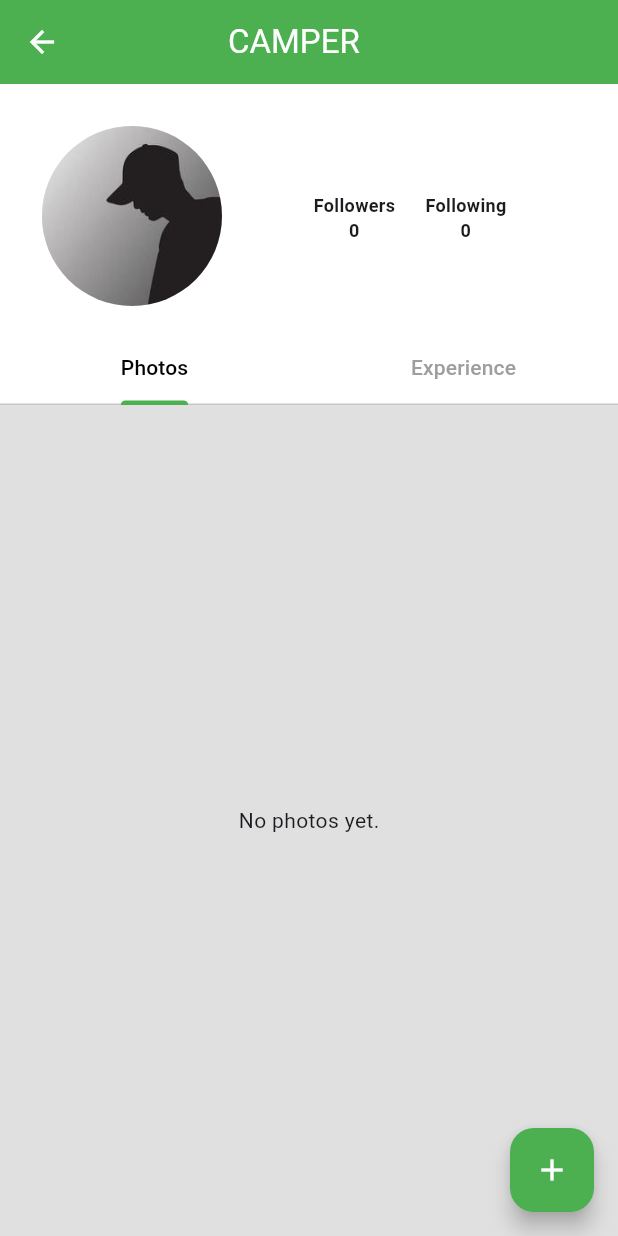
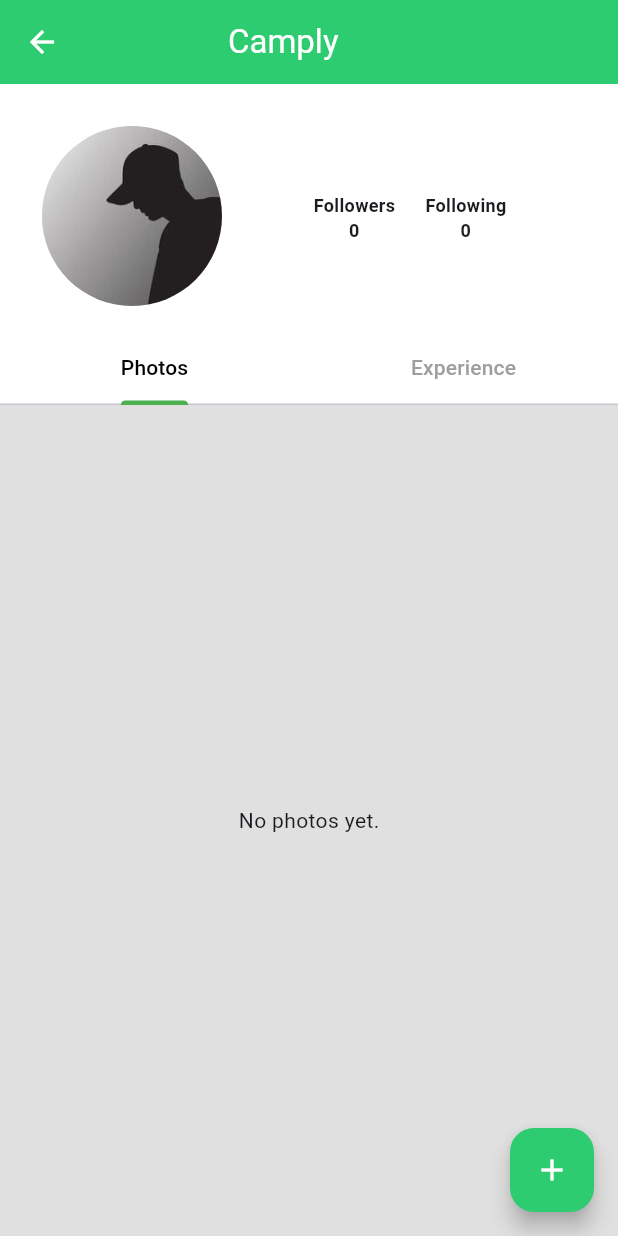
Before and after one commit to venuraka/Camply, a Flutter app: the UserProfile screen opened by its route, on a phone screen of 412 x 824 dp. Run offline on Flutter 3.47's test engine with Material 3 defaults, Android fonts, the phone set to English and light mode, and no system bars; our stand-ins replace cached_network_image, cloud_firestore, firebase_auth, firebase_core, flutter_image_compress, fluttertoast and 6 more; missing offline and left inert: flutter_facebook_auth; accounts and stored records are empty; generated files the repository leaves out were written again; network calls fail.

Commit message:
Changed back re-corrected UI elements in profile page

```diff
--- a/lib/screens/userprofile.dart
+++ b/lib/screens/userprofile.dart
@@ -186,21 +186,21 @@ class _UserProfileState extends State<UserProfile>
     return Scaffold(
       backgroundColor: Colors.grey[300],
       appBar: AppBar(
-        backgroundColor: Colors.green,
+        backgroundColor: const Color(0xFF2ECC71),
         leading: IconButton(
           onPressed: () => Navigator.pop(context),
           icon: Icon(Icons.arrow_back, color: Colors.white),
         ),
         title: Padding(
           padding: const EdgeInsets.only(left: 80),
-          child: const Text('CAMPER', style: TextStyle(color: Colors.white)),
+          child: const Text('Camply', style: TextStyle(color: Colors.white)),
         ),
         actions: const [],
       ),
       floatingActionButton:
           _selectedIndex == 1
               ? FloatingActionButton(
-                backgroundColor: Colors.green,
+                backgroundColor: const Color(0xFF2ECC71),
                 onPressed: () {
                   Navigator.push(
                     context,
@@ -492,7 +492,7 @@ class _UserProfileState extends State<UserProfile>
                       bottom: 16,
                       right: 16,
                       child: FloatingActionButton(
-                        backgroundColor: Colors.green,
+                        backgroundColor: const Color(0xFF2ECC71),
                         onPressed:
                             () => Navigator.push(
                               context,
```
